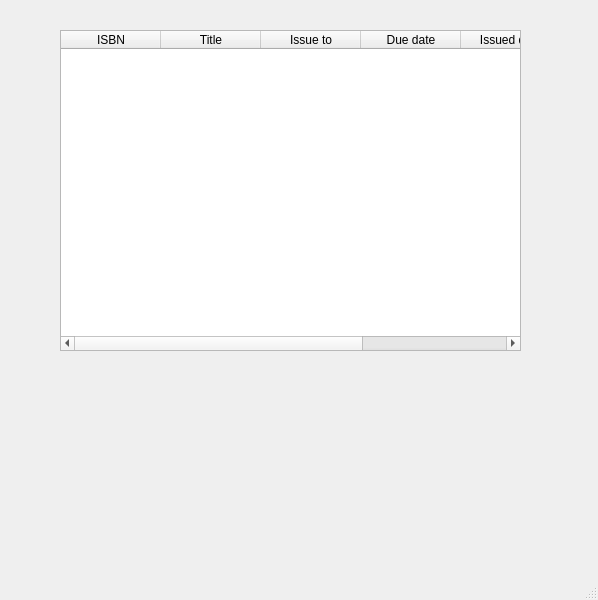
Old version of the form Issued_book.ui in the repository aanasakhtar/DataBase-project.
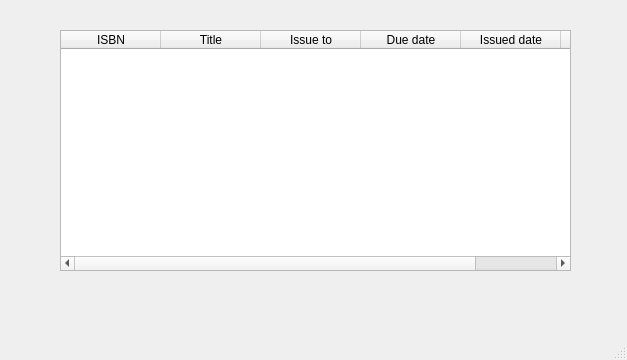
New version of the form.

What changed in the file:
```diff
--- a/Issued_book.ui
+++ b/Issued_book.ui
@@ -6,8 +6,8 @@
    <rect>
     <x>0</x>
     <y>0</y>
-    <width>598</width>
-    <height>600</height>
+    <width>627</width>
+    <height>360</height>
    </rect>
   </property>
   <property name="windowTitle">
@@ -19,8 +19,8 @@
      <rect>
       <x>60</x>
       <y>30</y>
-      <width>461</width>
-      <height>321</height>
+      <width>511</width>
+      <height>241</height>
      </rect>
     </property>
     <column>
```
Left out of the diff: 2 changed lines with no effect on the pictures.
